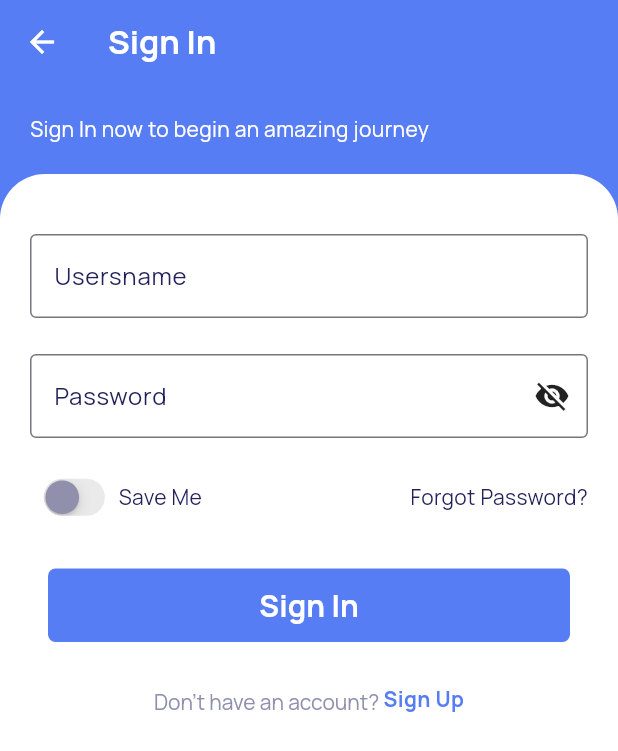
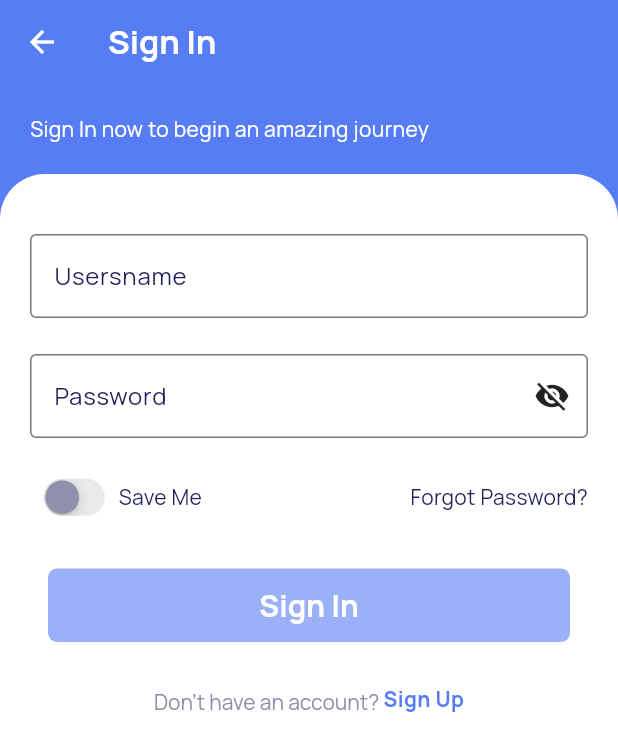
Before and after one commit to odoosmg/mobile-hr-app, a Flutter app: the SignIn screen opened directly, on a phone screen of 412 x 824 dp. Shown: the top 751 px of the screen. Run offline on Flutter 3.47's test engine with Material 3 defaults, Android fonts, the phone set to English and light mode, and no system bars; drawn by our look-alikes of nb_utils; our stand-ins replace dio, flutter_bloc, flutter_feather_icons, font_awesome_flutter, get_it, google_fonts and 3 more; accounts and stored records are empty; network calls fail.

Commit message:
done validate in sign_in.dart

```diff
--- /dev/null
+++ b/lib/GlobalComponents/button/main_btn.dart
@@ -0,0 +1,41 @@
+import 'package:flutter/material.dart';
+import 'package:hrm_employee/extensions/textstyle_extension.dart';
+import 'package:hrm_employee/utlis/app_color.dart';
+import 'package:hrm_employee/utlis/measurement.dart';
+
+class MainBtn extends StatelessWidget {
+  final String title;
+  final bool isOk;
+  final Function()? onPressed;
+
+  // ignore: use_key_in_widget_constructors
+  const MainBtn({
+    super.key,
+    required this.title,
+    this.onPressed,
+    this.isOk = true,
+  });
+
+  @override
+  Widget build(BuildContext context) {
+    return TextButton(
+      onPressed: isOk ? onPressed : null,
+      child: Container(
+        width: double.infinity,
+        padding: const EdgeInsets.only(top: 10.0, bottom: 10.0),
+        // decoration: buttonDecoration,
+        decoration: BoxDecoration(
+          /// if ok, opacity=1,
+          color: AppColor.kMainColor.withOpacity(isOk ? 1 : 0.6),
+          borderRadius: const BorderRadius.all(
+            Radius.circular(Measurement.btnRadius),
+          ),
+        ),
+        child: Center(
+          child: Text(title,
+              style: Theme.of(context).textTheme.whiteS20W700NoChange),
+        ),
+      ),
+    );
+  }
+}
--- a/lib/Helper/k_enum.dart
+++ b/lib/Helper/k_enum.dart
@@ -63,3 +63,6 @@ enum AppEnviroment {
 }
 
 enum BtnStatus { ok, disabled, loading }
+
+/// To prevent(condition) build everytime on WhenBuild method
+enum BlocEventType { requestApi, validateForm, others }
--- a/lib/Screens/Authentication/bloc/auth_event.dart
+++ b/lib/Screens/Authentication/bloc/auth_event.dart
@@ -11,3 +11,12 @@ class AuthSignIn extends AuthEvent {
     required this.password,
   });
 }
+
+class AuthValidate extends AuthEvent {
+  final String username;
+  final String password;
+  AuthValidate({
+    required this.username,
+    required this.password,
+  });
+}
--- a/lib/Screens/Authentication/bloc/auth_state.dart
+++ b/lib/Screens/Authentication/bloc/auth_state.dart
@@ -2,12 +2,19 @@ part of 'auth_bloc.dart';
 
 class AuthState {
   ApiResult<Session>? signin;
+  bool isValidForm;
+  BlocEventType blocEventType;
   AuthState({
     this.signin,
+    this.isValidForm = false,
+    this.blocEventType = BlocEventType.others,
   });
 
   AuthState copyWith(AuthState d) {
-    return AuthState(signin: d.signin);
+    return AuthState(
+        signin: d.signin,
+        isValidForm: d.isValidForm,
+        blocEventType: d.blocEventType);
   }
 }
 
--- /dev/null
+++ b/lib/utlis/measurement.dart
@@ -0,0 +1,20 @@
+import 'package:flutter/material.dart';
+
+class Measurement {
+  static const double screenPadding = 16;
+  static const double textFieldborderRadius = 4;
+  static const double cardRadius = 6;
+  static const double gap = 6;
+  static const double btnRadius = 6;
+
+  static double widthPercent(BuildContext context, double percent) =>
+      MediaQuery.of(context).size.width * percent;
+
+  static double hieghtPercent(BuildContext context, double percent) =>
+      MediaQuery.of(context).size.height * percent;
+
+  static double discount(double price, double percent) {
+    double pricePercent = price * (percent / 100);
+    return price - pricePercent;
+  }
+}
```
Also changed, not shown: lib/GlobalComponents/button_global.dart (+27 -10 lines), lib/Screens/Authentication/bloc/auth_bloc.dart (+24 -2 lines), lib/Screens/Authentication/sign_in.dart (+61 -17 lines).
